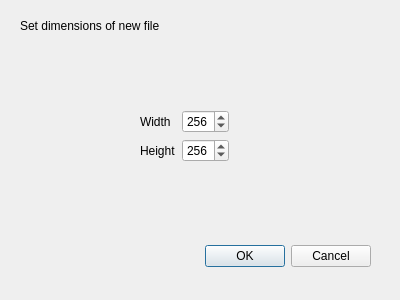
guapipapi/CS3505-PixelPi, file newfiledialog.ui: the form before one commit.
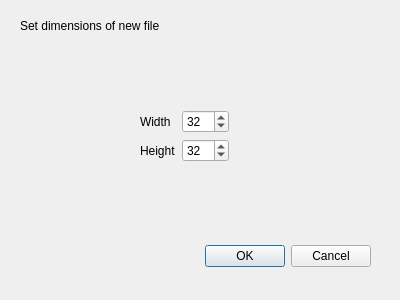
The form after the commit.

Commit message: updated min and max of spinboxes

Diff of the .ui file:
```diff
--- a/newfiledialog.ui
+++ b/newfiledialog.ui
@@ -42,7 +42,7 @@
     <string>Set dimensions of new file</string>
    </property>
   </widget>
-  <widget class="QWidget" name="">
+  <widget class="QWidget" name="layoutWidget">
    <property name="geometry">
     <rect>
      <x>140</x>
@@ -72,13 +72,13 @@
        <number>2</number>
       </property>
       <property name="maximum">
-       <number>512</number>
+       <number>128</number>
       </property>
       <property name="singleStep">
        <number>2</number>
       </property>
       <property name="value">
-       <number>256</number>
+       <number>32</number>
       </property>
      </widget>
     </item>
@@ -88,13 +88,13 @@
        <number>2</number>
       </property>
       <property name="maximum">
-       <number>512</number>
+       <number>128</number>
       </property>
       <property name="singleStep">
        <number>2</number>
       </property>
       <property name="value">
-       <number>256</number>
+       <number>32</number>
       </property>
      </widget>
     </item>
```
Left out of the diff: 3 changed lines with no effect on the pictures.
